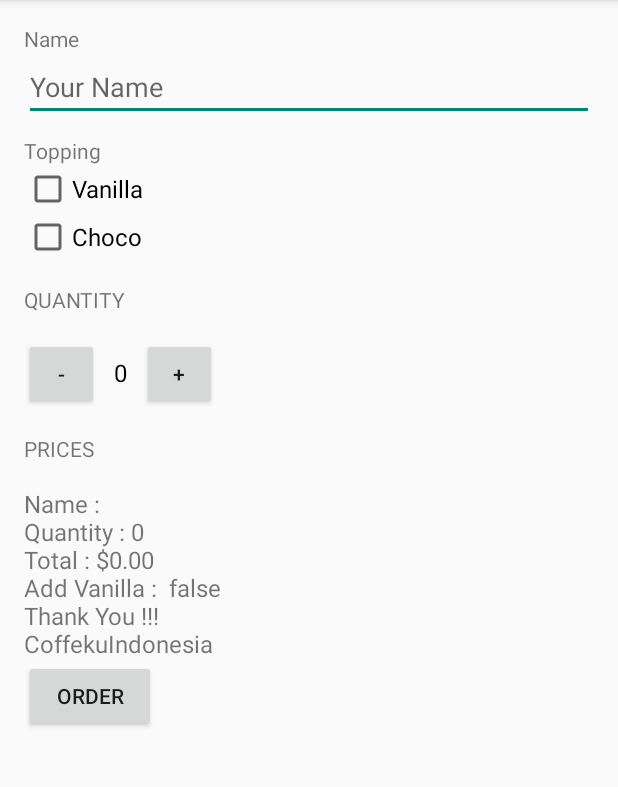
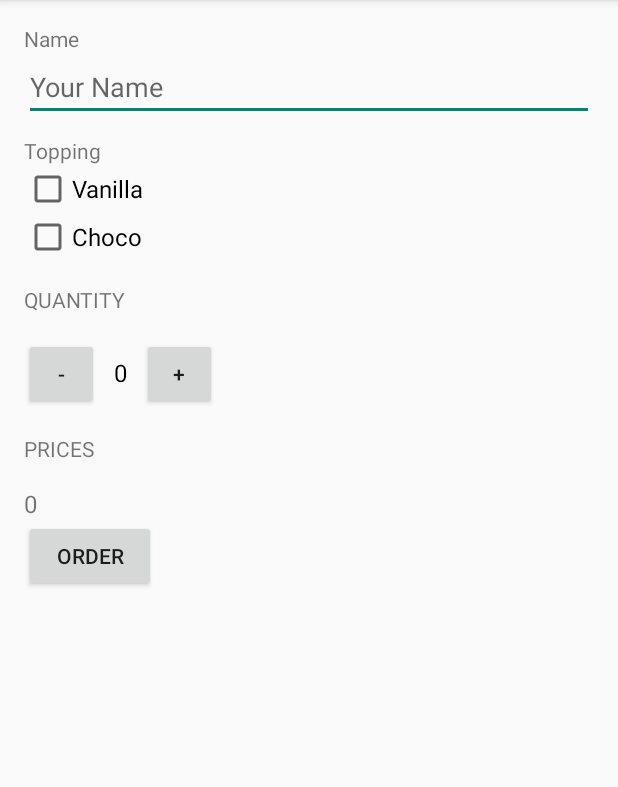
Before and after one commit to pratamawijaya/android-academy-jogja, an Android app: the screen it shows after launch (MainActivity), after a tap on "ORDER", on a phone screen of 412 x 824 dp, the part 84-871 px from its top. Run offline under Robolectric (Android 15) with nearby library versions, the phone set to English and light mode, and no system bars.

```diff
--- a/batch1/JustJavax/app/src/main/java/com/android/example/justjavax/MainActivity.java
+++ b/batch1/JustJavax/app/src/main/java/com/android/example/justjavax/MainActivity.java
@@ -2,6 +2,7 @@ package com.android.example.justjavax;
 
 import android.os.Bundle;
 import android.support.v7.app.AppCompatActivity;
+import android.text.TextUtils;
 import android.util.Log;
 import android.view.Menu;
 import android.view.MenuItem;
@@ -66,9 +67,14 @@ public class MainActivity extends AppCompatActivity {
     btnOrder.setOnClickListener(new View.OnClickListener() {
       @Override public void onClick(View view) {
 
-        int total = calculatePrices(currentOrder);
+        if (TextUtils.isEmpty(inputName.getText().toString())) {
+          // jika nama kosong
+          Toast.makeText(MainActivity.this, "Nama Kosong", Toast.LENGTH_SHORT).show();
+        } else {
+          int total = calculatePrices(currentOrder);
 
-        displayPrices(total);
+          displayPrices(total);
+        }
       }
     });
 
```
